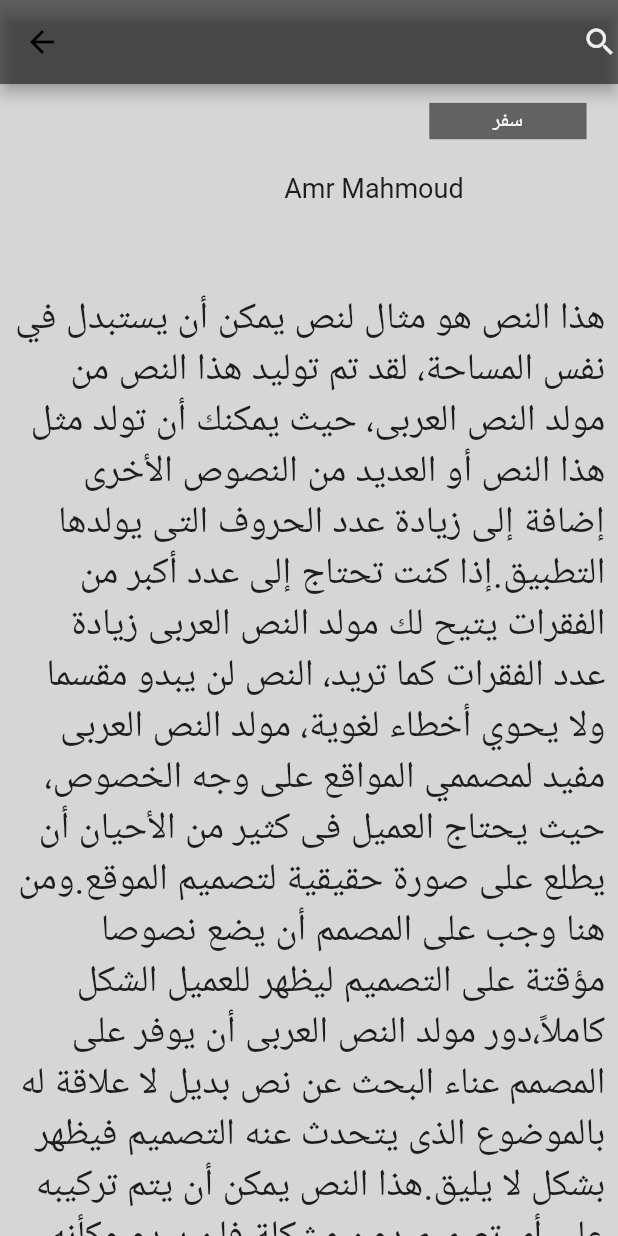
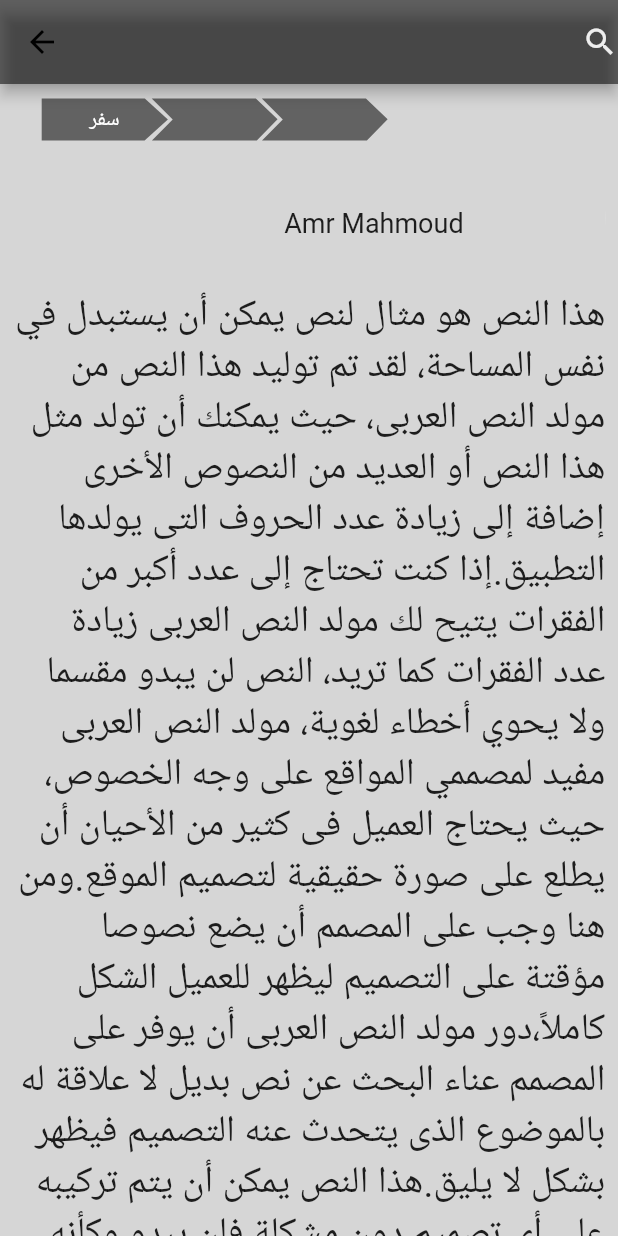
Before and after one commit to Amrmahmoud333/naseha, a Flutter app: the screen it shows once a user with an empty profile is signed in, after a tap on "هذا النص هو مثال لنص يمكن أن يستبدل في ن", on a phone screen of 412 x 824 dp. Run offline on Flutter 3.47's test engine with Material 2 defaults, Android fonts, the phone set to English and light mode, and no system bars; drawn by our look-alikes of auto_size_text; our stand-ins replace bloc, firebase_auth, firebase_core, flutter_bloc, persistent_bottom_nav_bar; accounts and stored records are empty; network calls fail; grey boxes are pictures that could not be loaded.

Commit message:
edit newsfeed page

```diff
--- a/lib/views/full_naseha/screen/naseha_screen.dart
+++ b/lib/views/full_naseha/screen/naseha_screen.dart
@@ -1,5 +1,5 @@
 import 'package:flutter/material.dart';
-import 'package:naseha/views/news_feed/widgets/tags.dart';
+import 'package:naseha/views/news_feed/widgets/custom_tag.dart';
 import 'package:naseha/views/news_feed/widgets/up_down_share.dart';
 import 'package:naseha/views/news_feed/widgets/user_information.dart';
 
@@ -30,7 +30,7 @@ class NasehaScreen extends StatelessWidget {
           child: Column(
             children: [
               SizedBox(height: h(10)),
-              const Tags(),
+              const CustomTag(),
               SizedBox(height: h(10)),
               const UserInfomation(),
               Padding(
--- a/lib/views/news_feed/screen/news_feed.dart
+++ b/lib/views/news_feed/screen/news_feed.dart
@@ -1,6 +1,6 @@
 import 'package:flutter/material.dart';
 import 'package:naseha/views/full_naseha/screen/naseha_screen.dart';
-import 'package:naseha/views/news_feed/widgets/paint_tag.dart';
+import 'package:naseha/views/news_feed/widgets/custom_tag.dart';
 import 'package:naseha/views/news_feed/widgets/text_widget.dart';
 import 'package:naseha/views/news_feed/widgets/up_down_share.dart';
 import 'package:naseha/views/news_feed/widgets/user_information.dart';
@@ -26,9 +26,11 @@ class NewsFeedScreen extends StatelessWidget {
         ),
       ]),
       backgroundColor: Colors.grey[350],
-      body: ListView.separated(
+      body: Padding(
+        padding: EdgeInsets.only(top: h(5), right: w(2.5), left: w(2.5)),
+        child: ListView.separated(
           separatorBuilder: (context, index) => Container(
-          height: 5,
+            height: h(5),
             color: Colors.grey[350],
           ),
           itemCount: 5,
@@ -62,6 +64,7 @@ class NewsFeedScreen extends StatelessWidget {
             );
           }),
         ),
+      ),
     );
   }
 }
--- a/lib/views/news_feed/widgets/paint_tag.dart
+++ b/lib/views/news_feed/widgets/custom_tag.dart
@@ -5,10 +5,6 @@ class CustomTag extends StatelessWidget {
 
   @override
   Widget build(BuildContext context) {
-    double h(double n) {
-      return MediaQuery.of(context).size.height * (n / 851);
-    }
-
     double w(double n) {
       return MediaQuery.of(context).size.width * (n / 393);
     }
@@ -38,14 +34,14 @@ class CustomTag extends StatelessWidget {
             padding: EdgeInsets.only(left: w(95)),
             child: CustomPaint(
               size: Size(w(80), (w(80) * 0.3333333333333333).toDouble()),
-              painter: RPSCustomPainter(),
+              painter: CustomPainterTag(),
             ),
           ),
           Padding(
             padding: EdgeInsets.only(left: w(165)),
             child: CustomPaint(
               size: Size(w(80), (w(80) * 0.3333333333333333).toDouble()),
-              painter: RPSCustomPainter(),
+              painter: CustomPainterTag(),
             ),
           ),
         ],
@@ -54,11 +50,11 @@ class CustomTag extends StatelessWidget {
   }
 }
 
-class RPSCustomPainter extends CustomPainter {
+class CustomPainterTag extends CustomPainter {
   @override
   void paint(Canvas canvas, Size size) {
     Paint paint0 = Paint()
-      ..color = Colors.green
+      ..color = Colors.black54
       ..style = PaintingStyle.fill
       ..strokeWidth = 1;
 
@@ -85,7 +81,7 @@ class FirstTag extends CustomPainter {
   @override
   void paint(Canvas canvas, Size size) {
     Paint paint0 = Paint()
-      ..color = Colors.red
+      ..color = Colors.black54
       ..style = PaintingStyle.fill
       ..strokeWidth = 1;
 
--- a/lib/views/news_feed/widgets/user_information.dart
+++ b/lib/views/news_feed/widgets/user_information.dart
@@ -18,7 +18,7 @@ class UserInfomation extends StatelessWidget {
     return Padding(
       padding: EdgeInsets.only(top: h(2), right: w(8), left: w(8)),
       child: Row(
-        crossAxisAlignment: CrossAxisAlignment.start,
+        crossAxisAlignment: CrossAxisAlignment.center,
         children: [
           CircleAvatar(
             radius: 40,
```
Lines whose indentation alone changed are shown as unchanged.
